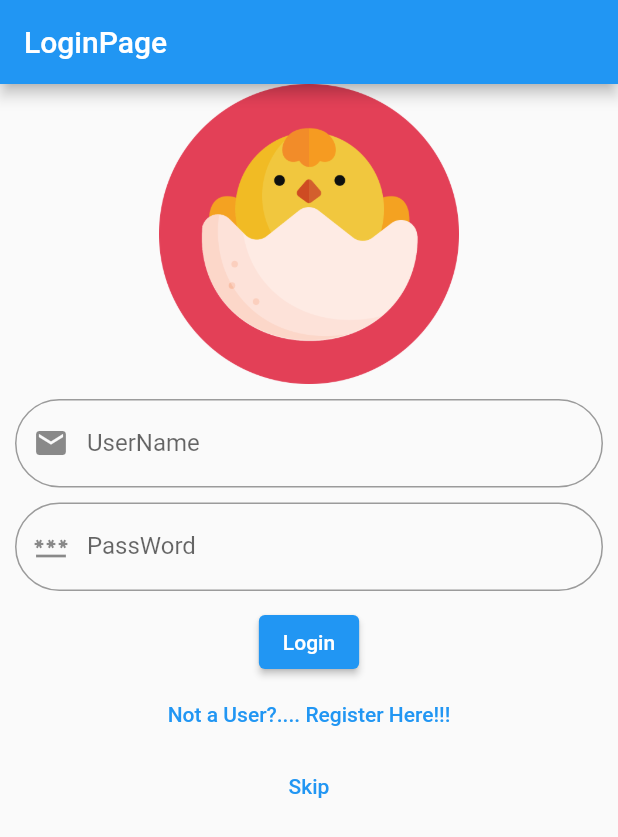
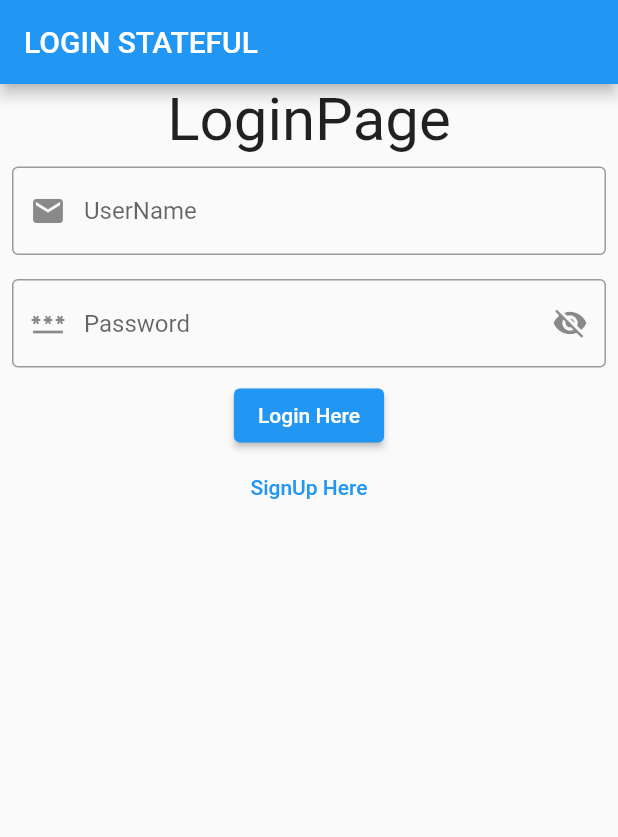
Before and after one commit to sreedeviluminar/my_prroject, a Flutter app: the screen it shows after launch, on a phone screen of 412 x 824 dp. Shown: the top 837 px of the screen. Run offline on Flutter 3.47's test engine with Material 2 defaults, Android fonts, the phone set to English and light mode, and no system bars; our stand-ins replace google_fonts.

Commit message:
initial commit

```diff
--- /dev/null
+++ b/lib/statefulLogin.dart
@@ -0,0 +1,71 @@
+import 'package:flutter/material.dart';
+
+class LoginPage2 extends StatefulWidget {
+  const LoginPage2({Key? key}) : super(key: key);
+
+  @override
+  State<LoginPage2> createState() => _LoginPage2State();
+}
+
+class _LoginPage2State extends State<LoginPage2> {
+  var formkey = GlobalKey<FormState>();  // to fetch the state of the form
+
+  @override
+  Widget build(BuildContext context) {
+    return Scaffold(
+      appBar: AppBar(
+        title: Text("LOGIN STATEFUL"),
+      ),
+      body: Form(
+        key:formkey,
+        child: Column(
+          children: [
+            const Center(
+                child: Text(
+              "LoginPage",
+              style: TextStyle(fontSize: 40),
+            )),
+            Padding(
+              padding: const EdgeInsets.all(8.0),
+              child: TextFormField(
+                decoration: const InputDecoration(
+                    hintText: "UserName",
+                    border: OutlineInputBorder(),
+                    prefixIcon: Icon(Icons.email)),
+                validator: (uname) {
+                  if (uname!.isEmpty || !uname.contains('@')) {
+                    return 'Enter a valid email';
+                  } else {
+                    return null;
+                  }
+                },
+              ),
+            ),
+            Padding(
+              padding: const EdgeInsets.all(8.0),
+              child: TextFormField(
+                decoration: const InputDecoration(
+                    hintText: "Password",
+                    border: OutlineInputBorder(),
+                    prefixIcon: Icon(Icons.password),
+                    suffixIcon: Icon(Icons.visibility_off)),
+                validator: (password){
+                  if(password!.isEmpty || password.length < 6){
+                    return 'Not a valid Password';
+                  }else{
+                    return null;
+                  }
+                },
+              ),
+            ),
+            ElevatedButton(onPressed: () {
+
+              final valid = formkey.currentState!.validate();
+            }, child: const Text("Login Here")),
+            TextButton(onPressed: () {}, child: const Text("SignUp Here")),
+          ],
+        ),
+      ),
+    );
+  }
+}
--- a/lib/loginPage.dart
+++ b/lib/statelessloginPage.dart
@@ -20,7 +20,8 @@ class LoginPage extends StatelessWidget {
       body: SingleChildScrollView(
         child: Column(
           children: [
-            Image.asset("assets/icons/easter.png", height: 200, width: 200),
+            Image.asset("assets/icons/easter.png",
+                height: 200, width: 200),
             Padding(
               padding: const EdgeInsets.all(10.0),
               child: TextField(
@@ -53,7 +54,7 @@ class LoginPage extends StatelessWidget {
                 onPressed: () {
                   ///fetching value from textfield using controller
                   String email = uname.text.trim();
-                  String pwd = pass.text.trim();
+                  String pwd   = pass.text.trim();
 
                   if (email != '' && pwd != '') {
                     if (username == email && password == pwd) {
```
Also changed, not shown: lib/main.dart (+4 -3 lines).
